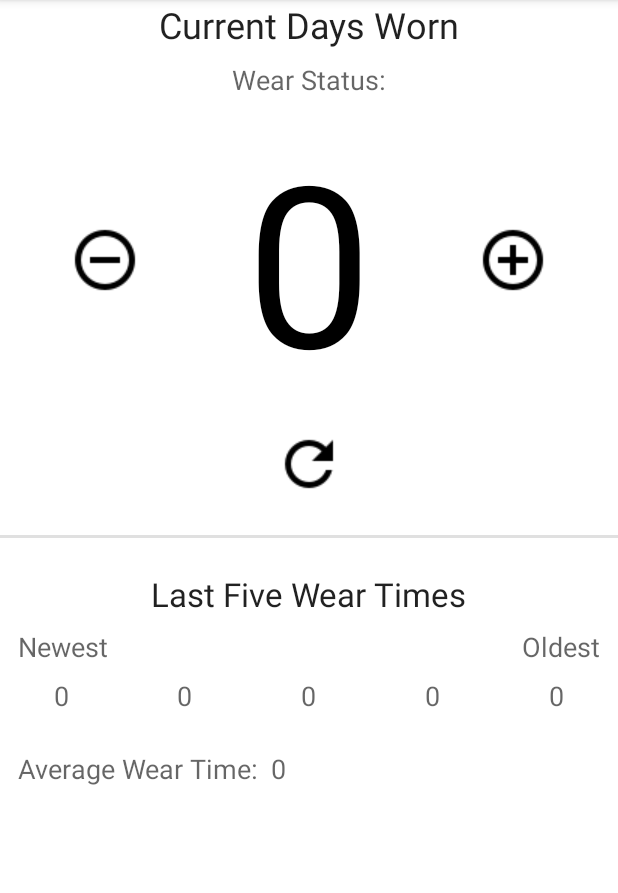
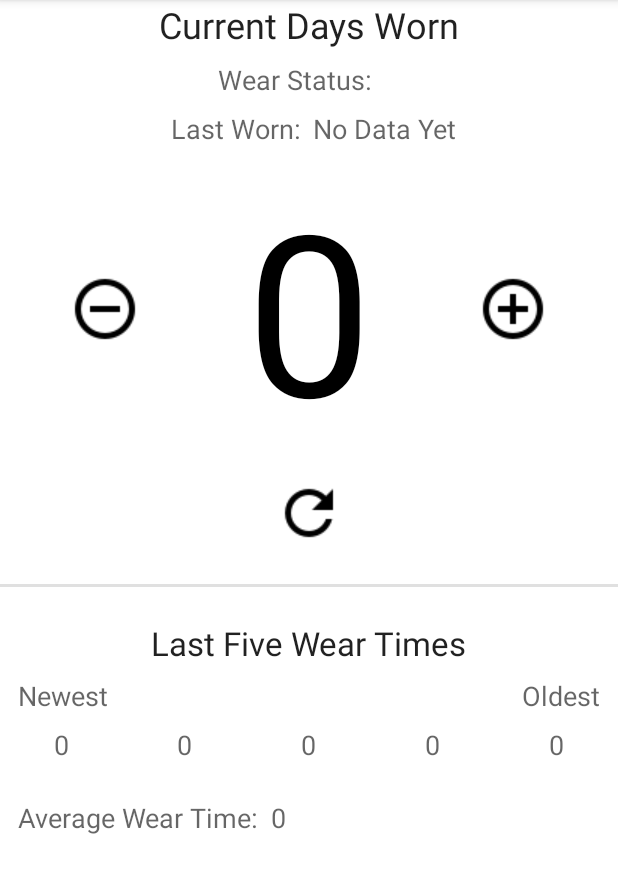
Before and after one commit to biddlecom/ContactLensWearTracker, an Android app: the screen it shows after launch (MainActivity), on a phone screen of 412 x 824 dp, the part 84-977 px from its top. Run offline under Robolectric (Android 15) with nearby library versions, the phone set to English and light mode, and no system bars.

Commit message:
Add Last Worn Date to Main Activity
-increment targetSdk from 31 to 32.
-add two text views to activity_main.xml.
I added a text view for the title Last Worn
and another text view for the actual last worn
date.
-add code in MainActivity to find the Last Worn
text views and the preferences.
-add code to IsTheUserNew method to add
the last worn date into the shared prefs, and
also to get the last worn date out of the shared
prefs in case the user is not new.
-add strings and dimens for the last worn
actual dates.

```diff
--- a/app/build.gradle
+++ b/app/build.gradle
@@ -12,7 +12,7 @@ android {
     defaultConfig {
         applicationId "com.danielbiddlecom.contactlensweartracker"
         minSdk 23
-        targetSdk 31
+        targetSdk 32
         versionCode 1
         versionName "1.0"
 
--- a/app/src/main/java/com/danielbiddlecom/contactlensweartracker/MainActivity.java
+++ b/app/src/main/java/com/danielbiddlecom/contactlensweartracker/MainActivity.java
@@ -21,6 +21,7 @@ public class MainActivity extends AppCompatActivity {
     ImageButton mResetButton;
     TextView mMainLensCounterTV;
     TextView mMainWearStatusColorTV;
+    TextView mMainLastWornActualDateTV;
     TextView mMainLastFiveSlotOneTV;
     TextView mMainLastFiveSlotTwoTV;
     TextView mMainLastFiveSlotThreeTV;
@@ -30,6 +31,7 @@ public class MainActivity extends AppCompatActivity {
 
     //Getting the member variables that will hold the information in the textviews.
     String mCurrentLensCountString;
+    String mLastWornActualDateString;
     String mLastFiveSlotOneString;
     String mLastFiveSlotTwoString;
     String mLastFiveSlotThreeString;
@@ -51,6 +53,7 @@ public class MainActivity extends AppCompatActivity {
     //Shared Prefs Member Variables.
     String mIsTheUserNewPref = "isTheUserNewPref";
     String mCurrentLensCountPref = "currentLensCountPref";
+    String mLastWornActualDatePref = "lastWornActualDatePref";
     String mLastFiveSlotOnePref = "lastFiveSlotOnePref";
     String mLastFiveSlotTwoPref = "lastFiveSlotTwoPref";
     String mLastFiveSlotThreePref = "lastFiveSlotThreePref";
@@ -74,6 +77,12 @@ public class MainActivity extends AppCompatActivity {
         //time they open the app.
         //Finding the text view.
         mMainWearStatusColorTV = findViewById(R.id.main_wear_status_color_tv);
+
+        //This Text View will change every time the increment button is pressed.  It will display
+        //the date that the user last wore their contact lens.  It is a way to visually help the
+        //user keep track of when they last wore their contact lenses in case they don't wear them
+        //every day or if they forget to increment the counter after each time they wear the lenses.
+        mMainLastWornActualDateTV = findViewById(R.id.main_last_worn_actual_date_tv);
 
         //This button will decrease the count in the "Current Days Worn" counter TextView.
         //Finding the button and setting an onClick Listener on it.
@@ -203,6 +212,9 @@ public class MainActivity extends AppCompatActivity {
         //Calling the method that will check the mCurrentLensCountInteger and then set the correct
         //color in the Wear Status Text View.
         checkForColorChange();
+
+        //TODO call the method that will change the last worn date to the current date.  Also put
+        // the date into the shared prefs so that it can be shown every time the user uses the app.
     }
 
     //This method will check the value of the mCurrentLensCountInteger and then set the appropriate
@@ -573,6 +585,7 @@ public class MainActivity extends AppCompatActivity {
             //Save the values into the Shared Preferences.
             SharedPreferences.Editor sharedPrefsCurrentDaysWornEditor = contactLensWearSharedPreferences.edit();
             sharedPrefsCurrentDaysWornEditor.putBoolean(mIsTheUserNewPref, mIsTheUserNew);
+            sharedPrefsCurrentDaysWornEditor.putString(mLastWornActualDatePref, getString(R.string.main_last_worn_actual_date_no_data));
             sharedPrefsCurrentDaysWornEditor.putString(mCurrentLensCountPref, getString(R.string.main_lens_counter_placeholder));
             sharedPrefsCurrentDaysWornEditor.putString(mLastFiveSlotOnePref, getString(R.string.main_lens_counter_placeholder));
             sharedPrefsCurrentDaysWornEditor.putString(mLastFiveSlotTwoPref, getString(R.string.main_lens_counter_placeholder));
@@ -584,6 +597,9 @@ public class MainActivity extends AppCompatActivity {
 
             //Update the "Current Days Worn" text view with the starting value of zero ("0").
             mMainLensCounterTV.setText(R.string.main_lens_counter_placeholder);
+
+            //Update the "Last Worn Actual Date" text view with the starting value of ("No data Yet").
+            mMainLastWornActualDateTV.setText(R.string.main_last_worn_actual_date_no_data);
 
             //Update the "Last Five Wear Times" text views with the starting value of zero ("0").
             mMainLastFiveSlotOneTV.setText(R.string.main_lens_counter_placeholder);
@@ -610,6 +626,12 @@ public class MainActivity extends AppCompatActivity {
             mCurrentLensCountString = contactLensWearSharedPreferences.getString(mCurrentLensCountPref,
                     getString(R.string.main_lens_counter_placeholder));
             mMainLensCounterTV.setText(mCurrentLensCountString);
+
+            //Get the value of the mLastWornActualDatePref from the shared preference and update the
+            //value of the "Last Worn" actual date text view.
+            mLastWornActualDateString = contactLensWearSharedPreferences.getString(mLastWornActualDatePref,
+                    getString(R.string.main_last_worn_actual_date_no_data));
+            mMainLastWornActualDateTV.setText(mLastWornActualDateString);
 
             //Getting the values of the mLastFiveSlotPrefs (slots 1-5) from the shared preferences
             //and update the value of the "Last Five Wear Times" text views.
--- a/app/src/main/res/layout/activity_main.xml
+++ b/app/src/main/res/layout/activity_main.xml
@@ -28,6 +28,7 @@
             android:text="@string/main_wear_status"
             android:textAppearance="@style/TextAppearance.AppCompat.Medium"
             app:layout_constraintEnd_toEndOf="parent"
+            app:layout_constraintHorizontal_bias="0.47"
             app:layout_constraintStart_toStartOf="parent"
             app:layout_constraintTop_toBottomOf="@+id/main_current_days_worn_tv" />
 
@@ -41,6 +42,29 @@
             app:layout_constraintTop_toTopOf="@+id/main_wear_status_tv" />
 
         <TextView
+            android:id="@+id/main_last_worn_date_tv"
+            android:layout_width="wrap_content"
+            android:layout_height="wrap_content"
+            android:layout_marginTop="@dimen/main_last_worn_date_margin_top"
+            android:text="@string/main_last_worn_date"
+            android:textAppearance="@style/TextAppearance.AppCompat.Medium"
+            app:layout_constraintEnd_toEndOf="parent"
+            app:layout_constraintHorizontal_bias="0.35"
+            app:layout_constraintStart_toStartOf="parent"
+            app:layout_constraintTop_toBottomOf="@+id/main_wear_status_tv" />
+
+        <TextView
+            android:id="@+id/main_last_worn_actual_date_tv"
+            android:layout_width="wrap_content"
+            android:layout_height="wrap_content"
+            android:layout_marginStart="@dimen/main_wear_status_color_margin_start"
+            android:text="@string/main_last_worn_actual_date_placeholder"
+            android:textAppearance="@style/TextAppearance.AppCompat.Medium"
+            app:layout_constraintBottom_toBottomOf="@+id/main_last_worn_date_tv"
+            app:layout_constraintStart_toEndOf="@+id/main_last_worn_date_tv"
+            app:layout_constraintTop_toTopOf="@+id/main_last_worn_date_tv" />
+
+        <TextView
             android:id="@+id/main_lens_counter_tv"
             android:layout_width="@dimen/main_lens_counter_width_height"
             android:layout_height="@dimen/main_lens_counter_width_height"
@@ -51,7 +75,7 @@
             android:textSize="@dimen/main_lens_counter_text_size"
             app:layout_constraintEnd_toEndOf="parent"
             app:layout_constraintStart_toStartOf="parent"
-            app:layout_constraintTop_toBottomOf="@+id/main_wear_status_tv" />
+            app:layout_constraintTop_toBottomOf="@+id/main_last_worn_date_tv" />
 
         <ImageButton
             android:id="@+id/main_minus_button"
--- a/app/src/main/res/values/dimens.xml
+++ b/app/src/main/res/values/dimens.xml
@@ -7,6 +7,9 @@
     <!-- activity_main.xml main_wear_status_tv -->
     <dimen name="main_wear_status_margin_top">8dp</dimen>
     <dimen name="main_wear_status_color_margin_start">8dp</dimen>
+
+    <!-- activity_main.xml main_wear_status_tv -->
+    <dimen name="main_last_worn_date_margin_top">8dp</dimen>
 
     <!-- activity_main.xml main_lens_counter_buttons -->
     <dimen name="main_lens_counter_buttons_width_height">48dp</dimen>
--- a/app/src/main/res/values/strings.xml
+++ b/app/src/main/res/values/strings.xml
@@ -13,6 +13,9 @@
     <string name="main_error_calculating_last_five">There was an error calculating your Last Five
         Wear Times. Please try again.</string>
     <string name="main_wear_status">Wear Status:</string>
+    <string name="main_last_worn_date">Last Worn:</string>
+    <string name="main_last_worn_actual_date_placeholder">01-01-2022</string>
+    <string name="main_last_worn_actual_date_no_data">No Data Yet</string>
 
     <!-- Overflow Menu Main Activity -->
     <string name="action_prescription">Prescription</string>
```
